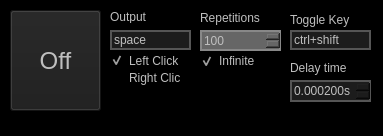
The window that gui.ui (KermitPurple/clicker) describes before a commit, drawn with Qt 5.
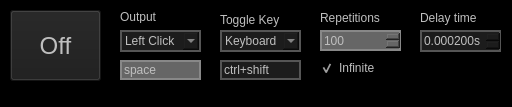
The same window after the commit.

The edit to the form file:
```diff
--- a/gui.ui
+++ b/gui.ui
@@ -9,8 +9,8 @@
    <rect>
     <x>0</x>
     <y>0</y>
-    <width>383</width>
-    <height>136</height>
+    <width>512</width>
+    <height>107</height>
    </rect>
   </property>
   <property name="sizePolicy">
@@ -19,18 +19,6 @@
     <verstretch>0</verstretch>
    </sizepolicy>
   </property>
-  <property name="minimumSize">
-   <size>
-    <width>383</width>
-    <height>136</height>
-   </size>
-  </property>
-  <property name="maximumSize">
-   <size>
-    <width>383</width>
-    <height>136</height>
-   </size>
-  </property>
   <property name="windowTitle">
    <string>AutoClicker</string>
   </property>
@@ -44,7 +32,7 @@
       <x>10</x>
       <y>10</y>
       <width>91</width>
-      <height>101</height>
+      <height>71</height>
      </rect>
     </property>
     <property name="font">
@@ -63,10 +51,13 @@
     </property>
    </widget>
    <widget class="QLineEdit" name="PressText">
+    <property name="enabled">
+     <bool>false</bool>
+    </property>
     <property name="geometry">
      <rect>
-      <x>110</x>
-      <y>30</y>
+      <x>120</x>
+      <y>60</y>
       <width>81</width>
       <height>20</height>
      </rect>
@@ -81,67 +72,23 @@
    <widget class="QLineEdit" name="TriggerText">
     <property name="geometry">
      <rect>
-      <x>290</x>
-      <y>30</y>
+      <x>220</x>
+      <y>60</y>
       <width>81</width>
       <height>20</height>
      </rect>
     </property>
     <property name="styleSheet">
-     <string notr="true">QLineEdit{background:#1c1c1c;border: 2px solid #555;}QLineEdit:disabled{background:#333}</string>
+     <string notr="true">QLineEdit{background:#1c1c1c;border: 2px solid #555;}QLineEdit:disabled{background:#666;border:2px solid #888}</string>
     </property>
     <property name="text">
      <string>ctrl+shift</string>
     </property>
    </widget>
-   <widget class="QCheckBox" name="LeftClick">
-    <property name="enabled">
-     <bool>true</bool>
-    </property>
-    <property name="geometry">
-     <rect>
-      <x>110</x>
-      <y>50</y>
-      <width>71</width>
-      <height>21</height>
-     </rect>
-    </property>
-    <property name="focusPolicy">
-     <enum>Qt::NoFocus</enum>
-    </property>
-    <property name="text">
-     <string>Left Click</string>
-    </property>
-    <property name="checked">
-     <bool>true</bool>
-    </property>
-   </widget>
-   <widget class="QCheckBox" name="RightClick">
-    <property name="enabled">
-     <bool>true</bool>
-    </property>
-    <property name="geometry">
-     <rect>
-      <x>110</x>
-      <y>70</y>
-      <width>71</width>
-      <height>16</height>
-     </rect>
-    </property>
-    <property name="focusPolicy">
-     <enum>Qt::NoFocus</enum>
-    </property>
-    <property name="text">
-     <string>Right Click</string>
-    </property>
-    <property name="checked">
-     <bool>false</bool>
-    </property>
-   </widget>
    <widget class="QLabel" name="label">
     <property name="geometry">
      <rect>
-      <x>110</x>
+      <x>120</x>
       <y>10</y>
       <width>47</width>
       <height>13</height>
@@ -154,7 +101,7 @@
    <widget class="QLabel" name="label_2">
     <property name="geometry">
      <rect>
-      <x>290</x>
+      <x>220</x>
       <y>10</y>
       <width>61</width>
       <height>20</height>
@@ -167,8 +114,8 @@
    <widget class="QLabel" name="label_3">
     <property name="geometry">
      <rect>
-      <x>290</x>
-      <y>60</y>
+      <x>420</x>
+      <y>10</y>
       <width>61</width>
       <height>16</height>
      </rect>
@@ -180,8 +127,8 @@
    <widget class="QDoubleSpinBox" name="DelayBox">
     <property name="geometry">
      <rect>
-      <x>290</x>
-      <y>80</y>
+      <x>420</x>
+      <y>30</y>
       <width>81</width>
       <height>22</height>
      </rect>
@@ -223,7 +170,7 @@
     </property>
     <property name="geometry">
      <rect>
-      <x>200</x>
+      <x>320</x>
       <y>30</y>
       <width>81</width>
       <height>21</height>
@@ -245,7 +192,7 @@
    <widget class="QLabel" name="label_4">
     <property name="geometry">
      <rect>
-      <x>200</x>
+      <x>320</x>
       <y>10</y>
       <width>61</width>
       <height>16</height>
@@ -261,10 +208,10 @@
     </property>
     <property name="geometry">
      <rect>
-      <x>200</x>
-      <y>51</y>
+      <x>320</x>
+      <y>60</y>
       <width>71</width>
-      <height>20</height>
+      <height>16</height>
      </rect>
     </property>
     <property name="focusPolicy">
@@ -277,6 +224,116 @@
      <bool>true</bool>
     </property>
    </widget>
+   <widget class="QComboBox" name="ToggleBox">
+    <property name="geometry">
+     <rect>
+      <x>220</x>
+      <y>30</y>
+      <width>81</width>
+      <height>22</height>
+     </rect>
+    </property>
+    <property name="styleSheet">
+     <string notr="true">QComboBox{background:#1c1c1c;border: 2px solid #555;}QComboBox:disabled{background:#666;border:2px solid #888}</string>
+    </property>
+    <property name="currentText">
+     <string>Keyboard</string>
+    </property>
+    <item>
+     <property name="text">
+      <string>Keyboard</string>
+     </property>
+    </item>
+    <item>
+     <property name="text">
+      <string>Left Click</string>
+     </property>
+    </item>
+    <item>
+     <property name="text">
+      <string>Right Click</string>
+     </property>
+    </item>
+    <item>
+     <property name="text">
+      <string>Middle Click</string>
+     </property>
+    </item>
+    <item>
+     <property name="text">
+      <string>Mouse4</string>
+     </property>
+    </item>
+    <item>
+     <property name="text">
+      <string>Mouse5</string>
+     </property>
+    </item>
+   </widget>
+   <widget class="QComboBox" name="OutputBox">
+    <property name="geometry">
+     <rect>
+      <x>120</x>
+      <y>30</y>
+      <width>81</width>
+      <height>22</height>
+     </rect>
+    </property>
+    <property name="styleSheet">
+     <string notr="true">QComboBox{background:#1c1c1c;border: 2px solid #555;}QComboBox:disabled{background:#666;border:2px solid #888}</string>
+    </property>
+    <property name="editable">
+     <bool>false</bool>
+    </property>
+    <property name="currentText">
+     <string>Left Click</string>
+    </property>
+    <property name="currentIndex">
+     <number>1</number>
+    </property>
+    <item>
+     <property name="text">
+      <string>Keyboard</string>
+     </property>
+    </item>
+    <item>
+     <property name="text">
+      <string>Left Click</string>
+     </property>
+    </item>
+    <item>
+     <property name="text">
+      <string>Right Click</string>
+     </property>
+    </item>
+    <item>
+     <property name="text">
+      <string>Middle Click</string>
+     </property>
+    </item>
+    <item>
+     <property name="text">
+      <string>Mouse4</string>
+     </property>
+    </item>
+    <item>
+     <property name="text">
+      <string>Mouse5</string>
+     </property>
+    </item>
+   </widget>
+   <zorder>ToggleButton</zorder>
+   <zorder>PressText</zorder>
+   <zorder>TriggerText</zorder>
+   <zorder>label</zorder>
+   <zorder>label_2</zorder>
+   <zorder>label_3</zorder>
+   <zorder>DelayBox</zorder>
+   <zorder>RepetitionsBox</zorder>
+   <zorder>InfiniteRepetitionsBox</zorder>
+   <zorder>ToggleBox</zorder>
+   <zorder>OutputBox</zorder>
+   <zorder>label_4</zorder>
   </widget>
   <widget class="QStatusBar" name="statusbar"/>
  </widget>
```
